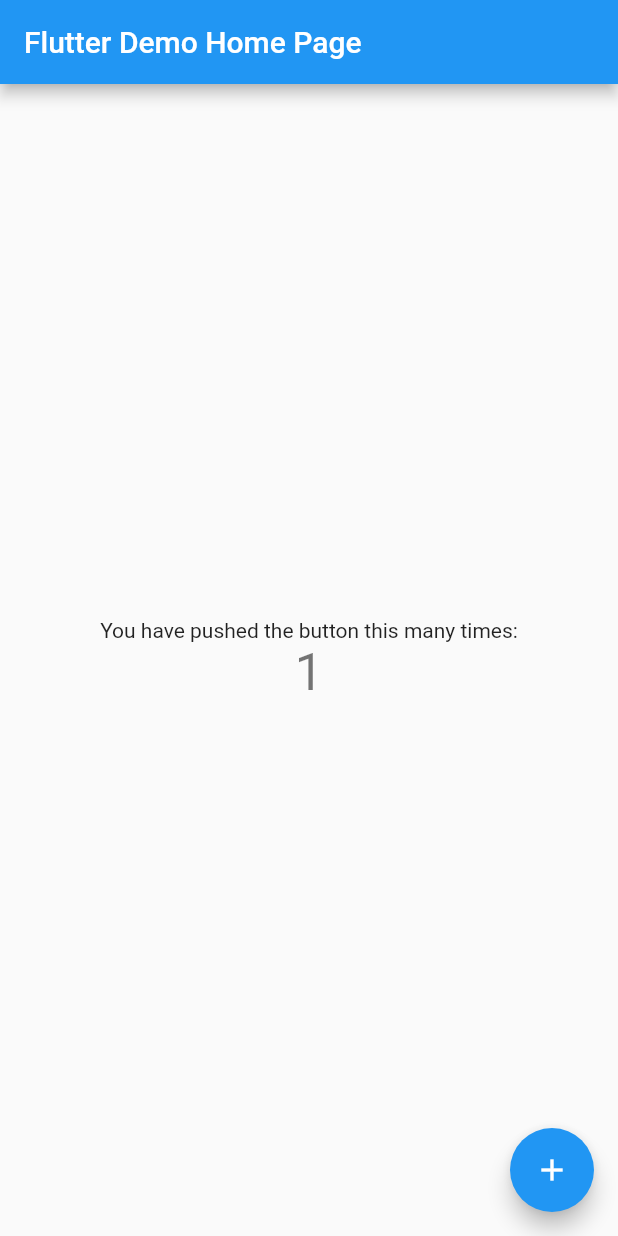
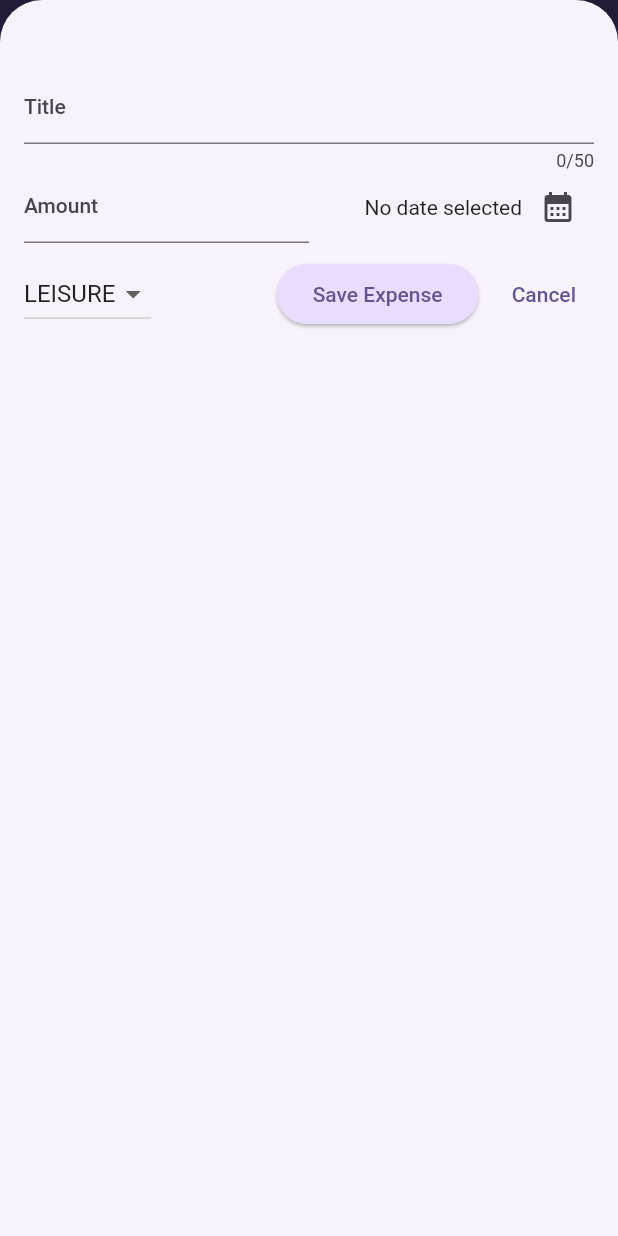
Before and after one commit to sumitkumar-1/flutter_apps, a Flutter app: the screen it shows after launch, after a tap on the "add" icon, on a phone screen of 412 x 824 dp. Run offline on Flutter 3.47's test engine with Material 2 defaults, Android fonts, the phone set to English and light mode, and no system bars; our stand-ins replace google_fonts.

Commit message:
add expense tracker app files

```diff
--- /dev/null
+++ b/expense_tracker/lib/char.dart
@@ -0,0 +1,95 @@
+import 'package:flutter/material.dart';
+
+import 'package:expense_tracker/chart_bar.dart';
+import 'package:expense_tracker/models/expense.dart';
+
+class Chart extends StatelessWidget {
+  const Chart({super.key, required this.expenses});
+
+  final List<Expense> expenses;
+
+  List<ExpenseBucket> get buckets {
+    return [
+      ExpenseBucket.forCategory(expenses, Category.food),
+      ExpenseBucket.forCategory(expenses, Category.leisure),
+      ExpenseBucket.forCategory(expenses, Category.travel),
+      ExpenseBucket.forCategory(expenses, Category.work),
+    ];
+  }
+
+  double get maxTotalExpense {
+    double maxTotalExpense = 0;
+
+    for (final bucket in buckets) {
+      if (bucket.totalExpenses > maxTotalExpense) {
+        maxTotalExpense = bucket.totalExpenses;
+      }
+    }
+
+    return maxTotalExpense;
+  }
+
+  @override
+  Widget build(BuildContext context) {
+    final isDarkMode =
+        MediaQuery.of(context).platformBrightness == Brightness.dark;
+    return Container(
+      margin: const EdgeInsets.all(16),
+      padding: const EdgeInsets.symmetric(
+        vertical: 16,
+        horizontal: 8,
+      ),
+      width: double.infinity,
+      height: 180,
+      decoration: BoxDecoration(
+        borderRadius: BorderRadius.circular(8),
+        gradient: LinearGradient(
+          colors: [
+            Theme.of(context).colorScheme.primary.withOpacity(0.3),
+            Theme.of(context).colorScheme.primary.withOpacity(0.0)
+          ],
+          begin: Alignment.bottomCenter,
+          end: Alignment.topCenter,
+        ),
+      ),
+      child: Column(
+        children: [
+          Expanded(
+            child: Row(
+              crossAxisAlignment: CrossAxisAlignment.end,
+              children: [
+                for (final bucket in buckets) // alternative to map()
+                  ChartBar(
+                    fill: bucket.totalExpenses == 0
+                        ? 0
+                        : bucket.totalExpenses / maxTotalExpense,
+                  )
+              ],
+            ),
+          ),
+          const SizedBox(height: 12),
+          Row(
+            children: buckets
+                .map(
+                  (bucket) => Expanded(
+                    child: Padding(
+                      padding: const EdgeInsets.symmetric(horizontal: 4),
+                      child: Icon(
+                        categoryIcons[bucket.category],
+                        color: isDarkMode
+                            ? Theme.of(context).colorScheme.secondary
+                            : Theme.of(context)
+                                .colorScheme
+                                .primary
+                                .withOpacity(0.7),
+                      ),
+                    ),
+                  ),
+                )
+                .toList(),
+          )
+        ],
+      ),
+    );
+  }
+}
--- /dev/null
+++ b/expense_tracker/lib/chart_bar.dart
@@ -0,0 +1,34 @@
+import 'package:flutter/material.dart';
+
+class ChartBar extends StatelessWidget {
+  const ChartBar({
+    super.key,
+    required this.fill,
+  });
+
+  final double fill;
+
+  @override
+  Widget build(BuildContext context) {
+    final isDarkMode =
+        MediaQuery.of(context).platformBrightness == Brightness.dark;
+    return Expanded(
+      child: Padding(
+        padding: const EdgeInsets.symmetric(horizontal: 4),
+        child: FractionallySizedBox(
+          heightFactor: fill,
+          child: DecoratedBox(
+            decoration: BoxDecoration(
+              shape: BoxShape.rectangle,
+              borderRadius:
+                  const BorderRadius.vertical(top: Radius.circular(8)),
+              color: isDarkMode
+                  ? Theme.of(context).colorScheme.secondary
+                  : Theme.of(context).colorScheme.primary.withOpacity(0.65),
+            ),
+          ),
+        ),
+      ),
+    );
+  }
+}
--- /dev/null
+++ b/expense_tracker/lib/expense_item.dart
@@ -0,0 +1,43 @@
+import 'package:expense_tracker/models/expense.dart';
+import 'package:flutter/material.dart';
+
+class ExpenseItem extends StatelessWidget {
+  const ExpenseItem(this.expense, {super.key});
+
+  final Expense expense;
+
+  @override
+  Widget build(BuildContext context) {
+    return Card(
+      child: Padding(
+        padding: const EdgeInsets.symmetric(
+          horizontal: 20,
+          vertical: 16,
+        ),
+        child: Column(
+          crossAxisAlignment: CrossAxisAlignment.start,
+          children: [
+            Text(
+              expense.title,
+              style: Theme.of(context).textTheme.titleLarge,
+            ),
+            const SizedBox(height: 4),
+            Row(
+              children: [
+                Text('\$${expense.amount.toStringAsFixed(2)}'),
+                const Spacer(),
+                Row(
+                  children: [
+                    Icon(categoryIcons[expense.category]),
+                    const SizedBox(width: 8),
+                    Text(expense.formattedDate),
+                  ],
+                ),
+              ],
+            )
+          ],
+        ),
+      ),
+    );
+  }
+}
--- /dev/null
+++ b/expense_tracker/lib/expenses.dart
@@ -0,0 +1,97 @@
+import 'package:expense_tracker/char.dart';
+import 'package:expense_tracker/expenses_list.dart';
+import 'package:expense_tracker/models/expense.dart';
+import 'package:expense_tracker/new_expense.dart';
+import 'package:flutter/material.dart';
+
+class Expenses extends StatefulWidget {
+  const Expenses({super.key});
+
+  @override
+  State<Expenses> createState() {
+    return _ExpensesState();
+  }
+}
+
+class _ExpensesState extends State<Expenses> {
+  final List<Expense> _registeredExpenses = [
+    Expense(
+        title: 'Flutter Course',
+        amount: 19.99,
+        date: DateTime.now(),
+        category: Category.work),
+    Expense(
+        title: 'Cinema',
+        amount: 15.99,
+        date: DateTime.now(),
+        category: Category.leisure)
+  ];
+
+  void _addExpense(Expense expense) {
+    setState(() {
+      _registeredExpenses.add(expense);
+    });
+  }
+
+  void _removeExpenses(Expense expense) {
+    final expenseIndex = _registeredExpenses.indexOf(expense);
+    setState(() {
+      _registeredExpenses.remove(expense);
+    });
+    ScaffoldMessenger.of(context).clearSnackBars();
+    ScaffoldMessenger.of(context).showSnackBar(
+      SnackBar(
+        duration: const Duration(seconds: 3),
+        content: const Text('Expense deleted.'),
+        action: SnackBarAction(
+            label: 'Undo',
+            onPressed: () {
+              setState(() {
+                _registeredExpenses.insert(expenseIndex, expense);
+              });
+            }),
+      ),
+    );
+  }
+
+  void _openAddExpenseOverlay() {
+    showModalBottomSheet(
+      isScrollControlled: true,
+      context: context,
+      builder: (ctx) => NewExpense(onAddExpense: _addExpense),
+    );
+  }
+
+  @override
+  Widget build(BuildContext context) {
+    Widget mainContent =
+        const Center(child: Text('No expenses found. Start adding some!'));
+
+    if (_registeredExpenses.isNotEmpty) {
+      mainContent = ExpensesList(
+          expenses: _registeredExpenses, onRemoveExpense: _removeExpenses);
+    }
+
+    return Scaffold(
+      appBar: AppBar(
+        title: const Text('Flutter Expense Tracker'),
+        actions: [
+          IconButton(
+            onPressed: _openAddExpenseOverlay,
+            icon: const Icon(Icons.add),
+          ),
+        ],
+      ),
+      body: Column(
+        children: [
+          Chart(
+            expenses: _registeredExpenses,
+          ),
+          Expanded(
+            child: mainContent,
+          ),
+        ],
+      ),
+    );
+  }
+}
--- /dev/null
+++ b/expense_tracker/lib/expenses_list.dart
@@ -0,0 +1,31 @@
+import 'package:expense_tracker/expense_item.dart';
+import 'package:expense_tracker/models/expense.dart';
+import 'package:flutter/material.dart';
+
+class ExpensesList extends StatelessWidget {
+  const ExpensesList(
+      {super.key, required this.expenses, required this.onRemoveExpense});
+
+  final void Function(Expense expense) onRemoveExpense;
+  final List<Expense> expenses;
+
+  @override
+  Widget build(BuildContext context) {
+    return ListView.builder(
+      itemCount: expenses.length,
+      itemBuilder: (ctx, index) => Dismissible(
+        key: ValueKey(expenses[index]),
+        background: Container(
+          color: Theme.of(context).colorScheme.error.withOpacity(0.75),
+          margin: EdgeInsets.symmetric(
+            horizontal: Theme.of(context).cardTheme.margin!.horizontal,
+          ),
+        ),
+        onDismissed: (direction) {
+          onRemoveExpense(expenses[index]);
+        },
+        child: ExpenseItem(expenses[index]),
+      ),
+    );
+  }
+}
--- a/expense_tracker/lib/main.dart
+++ b/expense_tracker/lib/main.dart
@@ -1,115 +1,63 @@
+import 'package:expense_tracker/expenses.dart';
 import 'package:flutter/material.dart';
 
+var kColorScheme = ColorScheme.fromSeed(
+  seedColor: const Color.fromARGB(255, 96, 59, 181),
+);
+
+var kDarkColorScheme = ColorScheme.fromSeed(
+  brightness: Brightness.dark,
+  seedColor: const Color.fromARGB(255, 5, 99, 125),
+);
+
 void main() {
-  runApp(const MyApp());
-}
-
-class MyApp extends StatelessWidget {
-  const MyApp({super.key});
-
-  // This widget is the root of your application.
-  @override
-  Widget build(BuildContext context) {
-    return MaterialApp(
-      title: 'Flutter Demo',
-      theme: ThemeData(
-        // This is the theme of your application.
-        //
-        // Try running your application with "flutter run". You'll see the
-        // application has a blue toolbar. Then, without quitting the app, try
-        // changing the primarySwatch below to Colors.green and then invoke
-        // "hot reload" (press "r" in the console where you ran "flutter run",
-        // or simply save your changes to "hot reload" in a Flutter IDE).
-        // Notice that the counter didn't reset back to zero; the application
-        // is not restarted.
-        primarySwatch: Colors.blue,
-      ),
-      home: const MyHomePage(title: 'Flutter Demo Home Page'),
-    );
-  }
-}
-
-class MyHomePage extends StatefulWidget {
-  const MyHomePage({super.key, required this.title});
-
-  // This widget is the home page of your application. It is stateful, meaning
-  // that it has a State object (defined below) that contains fields that affect
-  // how it looks.
-
-  // This class is the configuration for the state. It holds the values (in this
-  // case the title) provided by the parent (in this case the App widget) and
-  // used by the build method of the State. Fields in a Widget subclass are
-  // always marked "final".
-
-  final String title;
-
-  @override
-  State<MyHomePage> createState() => _MyHomePageState();
-}
-
-class _MyHomePageState extends State<MyHomePage> {
-  int _counter = 0;
-
-  void _incrementCounter() {
-    setState(() {
-      // This call to setState tells the Flutter framework that something has
-      // changed in this State, which causes it to rerun the build method below
-      // so that the display can reflect the updated values. If we changed
-      // _counter without calling setState(), then the build method would not be
-      // called again, and so nothing would appear to happen.
-      _counter++;
-    });
-  }
-
-  @override
-  Widget build(BuildContext context) {
-    // This method is rerun every time setState is called, for instance as done
-    // by the _incrementCounter method above.
-    //
-    // The Flutter framework has been optimized to make rerunning build methods
-    // fast, so that you can just rebuild anything that needs updating rather
-    // than having to individually change instances of widgets.
-    return Scaffold(
-      appBar: AppBar(
-        // Here we take the value from the MyHomePage object that was created by
-        // the App.build method, and use it to set our appbar title.
-        title: Text(widget.title),
-      ),
-      body: Center(
-        // Center is a layout widget. It takes a single child and positions it
-        // in the middle of the parent.
-        child: Column(
-          // Column is also a layout widget. It takes a list of children and
-          // arranges them vertically. By default, it sizes itself to fit its
-          // children horizontally, and tries to be as tall as its parent.
-          //
-          // Invoke "debug painting" (press "p" in the console, choose the
-          // "Toggle Debug Paint" action from the Flutter Inspector in Android
-          // Studio, or the "Toggle Debug Paint" command in Visual Studio Code)
-          // to see the wireframe for each widget.
-          //
-          // Column has various properties to control how it sizes itself and
-          // how it positions its children. Here we use mainAxisAlignment to
-          // center the children vertically; the main axis here is the vertical
-          // axis because Columns are vertical (the cross axis would be
-          // horizontal).
-          mainAxisAlignment: MainAxisAlignment.center,
-          children: <Widget>[
-            const Text(
-              'You have pushed the button this many times:',
-            ),
-            Text(
-              '$_counter',
-              style: Theme.of(context).textTheme.headlineMedium,
-            ),
-          ],
+  runApp(MaterialApp(
+    darkTheme: ThemeData.dark().copyWith(
+      useMaterial3: true,
+      colorScheme: kDarkColorScheme,
+      cardTheme: const CardTheme().copyWith(
+        color: kDarkColorScheme.secondaryContainer,
+        margin: const EdgeInsets.symmetric(
+          horizontal: 16,
+          vertical: 8,
         ),
       ),
-      floatingActionButton: FloatingActionButton(
-        onPressed: _incrementCounter,
-        tooltip: 'Increment',
-        child: const Icon(Icons.add),
-      ), // This trailing comma makes auto-formatting nicer for build methods.
-    );
-  }
+      elevatedButtonTheme: ElevatedButtonThemeData(
+        style: ElevatedButton.styleFrom(
+          backgroundColor: kDarkColorScheme.primaryContainer,
+          foregroundColor: kDarkColorScheme.onPrimaryContainer,
+        ),
+      ),
+    ),
+    theme: ThemeData().copyWith(
+      useMaterial3: true,
+      colorScheme: kColorScheme,
+      appBarTheme: const AppBarTheme().copyWith(
+        backgroundColor: kColorScheme.onPrimaryContainer,
+        foregroundColor: kColorScheme.primaryContainer,
+      ),
+      cardTheme: const CardTheme().copyWith(
+        color: kColorScheme.secondaryContainer,
+        margin: const EdgeInsets.symmetric(
+          horizontal: 16,
+          vertical: 8,
+        ),
+      ),
+      elevatedButtonTheme: ElevatedButtonThemeData(
+        style: ElevatedButton.styleFrom(
+          backgroundColor: kColorScheme.primaryContainer,
+        ),
+      ),
+      textTheme: ThemeData().textTheme.copyWith(
+            titleLarge: TextStyle(
+              fontWeight: FontWeight.bold,
+              color: kColorScheme.onSecondaryContainer,
+              fontSize: 16,
+            ),
+          ),
+    ),
+    debugShowCheckedModeBanner: false,
+    themeMode: ThemeMode.system,
+    home: const Expenses(),
+  ));
 }
--- /dev/null
+++ b/expense_tracker/lib/models/expense.dart
@@ -0,0 +1,55 @@
+import 'package:flutter/material.dart';
+import 'package:uuid/uuid.dart';
+import 'package:intl/intl.dart';
+
+final formatter = DateFormat.yMd();
+const uuid = Uuid();
+
+enum Category { food, travel, leisure, work }
+
+const categoryIcons = {
+  Category.food: Icons.lunch_dining,
+  Category.travel: Icons.flight_takeoff,
+  Category.leisure: Icons.movie,
+  Category.work: Icons.work
+};
+
+class Expense {
+  Expense(
+      {required this.title,
+      required this.amount,
+      required this.date,
+      required this.category})
+      : id = uuid.v4();
+
+  final String id;
+  final String title;
+  final double amount;
+  final DateTime date;
+  final Category category;
+
+  String get formattedDate {
+    return formatter.format(date);
+  }
+}
+
+class ExpenseBucket {
+  const ExpenseBucket({
+    required this.category,
+    required this.expenses,
+  });
+
+  ExpenseBucket.forCategory(List<Expense> allExpenses, this.category)
+      : expenses = allExpenses.where((e) => e.category == category).toList();
+
+  final Category category;
+  final List<Expense> expenses;
+
+  double get totalExpenses {
+    double sum = 0;
+    for (final expense in expenses) {
+      sum += expense.amount;
+    }
+    return sum;
+  }
+}
--- /dev/null
+++ b/expense_tracker/lib/new_expense.dart
@@ -0,0 +1,154 @@
+import 'package:expense_tracker/models/expense.dart';
+import 'package:flutter/material.dart';
+
+class NewExpense extends StatefulWidget {
+  const NewExpense({super.key, required this.onAddExpense});
+  final void Function(Expense expense) onAddExpense;
+
+  @override
+  State<NewExpense> createState() {
+    return _NewExpenseState();
+  }
+}
+
+class _NewExpenseState extends State<NewExpense> {
+  final _titleController = TextEditingController();
+  final _amountController = TextEditingController();
+  DateTime? _selectedDate;
+  Category _selectedCategory = Category.leisure;
+
+  void _presentDatePicker() async {
+    final now = DateTime.now();
+    final firstDate = DateTime(now.year - 1, now.month, now.day);
+    final pickedDate = await showDatePicker(
+        context: context,
+        initialDate: now,
+        firstDate: firstDate,
+        lastDate: now);
+    setState(() {
+      _selectedDate = pickedDate;
+    });
+  }
+
+  void _submitExpenseData() {
+    final enteredAmount = double.tryParse(_amountController.text);
+    final amountIsInvalid = enteredAmount == null || enteredAmount <= 0;
+    if (_amountController.text.trim().isEmpty ||
+        amountIsInvalid ||
+        _selectedDate == null) {
+      showDialog(
+        context: context,
+        builder: (ctx) => AlertDialog(
+          title: const Text('Invalid expense input'),
+          content: const Text(
+              'Please make sure a valid title, amount, date and cateogy was entered'),
+          actions: [
+            TextButton(
+              onPressed: () {
+                Navigator.pop(context);
+              },
+              child: const Text('Okay'),
+            ),
+          ],
+        ),
+      );
+      return;
+    }
+    widget.onAddExpense(Expense(
+        title: _titleController.text,
+        amount: enteredAmount,
+        date: _selectedDate!,
+        category: _selectedCategory));
+    Navigator.pop(context);
+  }
+
+  @override
+  void dispose() {
+    _titleController.dispose();
+    super.dispose();
+  }
+
+  @override
+  Widget build(BuildContext context) {
+    return Padding(
+      padding: const EdgeInsets.fromLTRB(16, 48, 16, 16),
+      child: Column(
+        children: [
+          TextField(
+            controller: _titleController,
+            maxLength: 50,
+            keyboardType: TextInputType.text,
+            decoration: const InputDecoration(
+              label: Text('Title'),
+            ),
+          ),
+          Row(
+            children: [
+              Expanded(
+                child: TextField(
+                  controller: _amountController,
+                  keyboardType: TextInputType.number,
+                  decoration: const InputDecoration(
+                    prefixText: '\$ ',
+                    label: Text('Amount'),
+                  ),
+                ),
+              ),
+              const SizedBox(height: 10),
+              Expanded(
+                child: Row(
+                  mainAxisAlignment: MainAxisAlignment.end,
+                  crossAxisAlignment: CrossAxisAlignment.center,
+                  children: [
+                    Text(_selectedDate == null
+                        ? 'No date selected'
+                        : formatter.format(_selectedDate!)),
+                    IconButton(
+                      onPressed: _presentDatePicker,
+                      icon: const Icon(
+                        Icons.calendar_month,
+                      ),
+                    )
+                  ],
+                ),
+              )
+            ],
+          ),
+          const SizedBox(height: 10),
+          Row(
+            children: [
+              DropdownButton(
+                  value: _selectedCategory,
+                  items: Category.values
+                      .map(
+                        (c) => DropdownMenuItem(
+                          value: c,
+                          child: Text(c.name.toUpperCase()),
+                        ),
+                      )
+                      .toList(),
+                  onChanged: (value) {
+                    if (value == null) return;
+                    setState(() {
+                      _selectedCategory = value;
+                    });
+                  }),
+              const Spacer(),
+              ElevatedButton(
+                onPressed: _submitExpenseData,
+                child: const Text('Save Expense'),
+              ),
+              const SizedBox(width: 10),
+              TextButton(
+                onPressed: () {
+                  Navigator.pop(context);
+                },
+                child: const Text('Cancel'),
+              )
+            ],
+          ),
+        ],
+      ),
+    );
+  }
+}
--- a/expense_tracker/pubspec.yaml
+++ b/expense_tracker/pubspec.yaml
@@ -35,6 +35,8 @@ dependencies:
   # The following adds the Cupertino Icons font to your application.
   # Use with the CupertinoIcons class for iOS style icons.
   cupertino_icons: ^1.0.2
+  uuid: ^3.0.7
+  intl: ^0.18.1
 
 dev_dependencies:
   flutter_test:
```
Also changed, not shown: expense_tracker/pubspec.lock.
